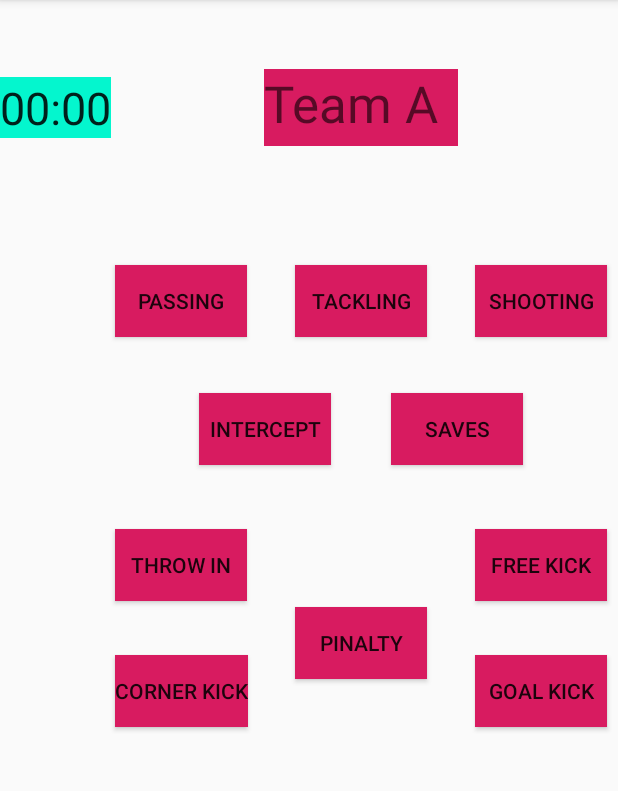
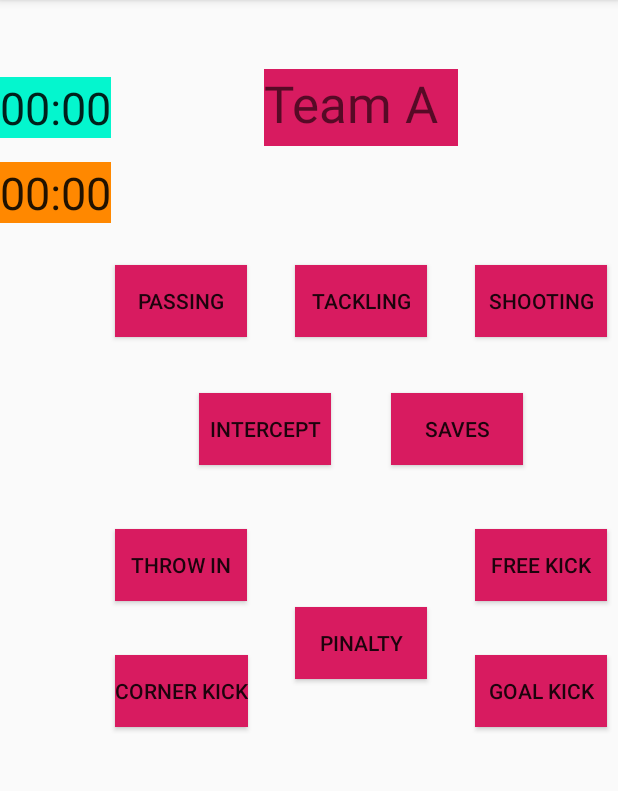
Before and after one commit to inadigisport/FoMeTic, an Android app: the recordstat screen opened directly, with no data from a screen before it, on a phone screen of 412 x 824 dp, the part 84-875 px from its top. Run offline under Robolectric (Android 15) with nearby library versions, the phone set to English and light mode, and no system bars.

Commit message:
update recordstat
updatechronometer

```diff
--- a/app/src/main/res/layout/activity_recordstat.xml
+++ b/app/src/main/res/layout/activity_recordstat.xml
@@ -28,6 +28,17 @@
         app:layout_constraintStart_toStartOf="parent"
         app:layout_constraintTop_toTopOf="parent" />
 
+    <Chronometer
+        android:id="@+id/chronometerteam"
+        android:layout_width="wrap_content"
+        android:layout_height="wrap_content"
+        android:layout_marginTop="108dp"
+        android:background="@android:color/holo_orange_dark"
+        android:textSize="30sp"
+        android:visibility="visible"
+        app:layout_constraintStart_toStartOf="parent"
+        app:layout_constraintTop_toTopOf="parent" />
+
     <Button
         android:id="@+id/buttontacklingteamb"
         android:layout_width="wrap_content"
@@ -35,6 +46,7 @@
         android:layout_marginTop="79dp"
         android:background="@color/design_default_color_primary_dark"
         android:text="Tackling"
+        android:onClick="tacklingteamb"
         app:layout_constraintEnd_toEndOf="@+id/textViewteamb"
         app:layout_constraintStart_toStartOf="@+id/textViewteamb"
         app:layout_constraintTop_toBottomOf="@+id/textViewteamb" />
@@ -47,6 +59,7 @@
         android:layout_marginRight="32dp"
         android:background="@color/design_default_color_primary_dark"
         android:text="Passing"
+        android:onClick="passingteamb"
         app:layout_constraintBottom_toBottomOf="@+id/buttontacklingteamb"
         app:layout_constraintEnd_toStartOf="@+id/buttontacklingteamb"
         app:layout_constraintTop_toTopOf="@+id/buttontacklingteamb" />
@@ -75,6 +88,7 @@
         android:layout_marginRight="8dp"
         android:background="@color/design_default_color_primary_dark"
         android:text="Intercept"
+        android:onClick="interceptteamb"
         app:layout_constraintEnd_toEndOf="@+id/buttontacklingteamb"
         app:layout_constraintStart_toStartOf="@+id/buttonpassingteamb"
         app:layout_constraintTop_toBottomOf="@+id/buttontacklingteamb" />
@@ -90,6 +104,7 @@
         android:layout_marginRight="8dp"
         android:background="@color/design_default_color_primary_dark"
         android:text="Saves"
+        android:onClick="savesteamb"
         app:layout_constraintEnd_toEndOf="@+id/buttonshootingteamb"
         app:layout_constraintStart_toStartOf="@+id/buttontacklingteamb"
         app:layout_constraintTop_toBottomOf="@+id/buttontacklingteamb" />
@@ -103,6 +118,7 @@
         android:layout_marginTop="37dp"
         android:background="@color/colorAccent"
         android:text="Saves"
+        android:onClick="savesteama"
         app:layout_constraintEnd_toEndOf="@+id/buttonshootingteama"
         app:layout_constraintStart_toStartOf="@+id/buttontacklingteama"
         app:layout_constraintTop_toBottomOf="@+id/buttonshootingteama" />
@@ -116,6 +132,7 @@
         android:layout_marginRight="8dp"
         android:background="@color/colorAccent"
         android:text="Intercept"
+        android:onClick="interceptteama"
         app:layout_constraintEnd_toEndOf="@+id/buttontacklingteama"
         app:layout_constraintStart_toStartOf="@+id/buttonpassingteama"
         app:layout_constraintTop_toBottomOf="@+id/buttonpassingteama" />
@@ -140,6 +157,7 @@
         android:layout_marginTop="79dp"
         android:background="@color/colorAccent"
         android:text="Tackling"
+        android:onClick="tacklingteama"
         app:layout_constraintEnd_toEndOf="@+id/textViewteama"
         app:layout_constraintStart_toStartOf="@+id/textViewteama"
         app:layout_constraintTop_toBottomOf="@+id/textViewteama" />
@@ -152,6 +170,7 @@
         android:layout_marginRight="32dp"
         android:background="@color/colorAccent"
         android:text="Passing"
+        android:onClick="passingteama"
         app:layout_constraintBottom_toBottomOf="@+id/buttontacklingteama"
         app:layout_constraintEnd_toStartOf="@+id/buttontacklingteama"
         app:layout_constraintTop_toTopOf="@+id/buttontacklingteama" />
@@ -163,6 +182,7 @@
         android:layout_marginTop="36dp"
         android:background="@color/colorAccent"
         android:text="Corner Kick"
+        android:onClick="cornerkickteama"
         app:layout_constraintEnd_toEndOf="@+id/buttonthrowinteama"
         app:layout_constraintStart_toStartOf="@+id/buttonthrowinteama"
         app:layout_constraintTop_toBottomOf="@+id/buttonthrowinteama" />
@@ -174,6 +194,7 @@
         android:layout_marginTop="128dp"
         android:background="@color/colorAccent"
         android:text="Throw In"
+        android:onClick="throwinteama"
         app:layout_constraintEnd_toEndOf="@+id/buttonpassingteama"
         app:layout_constraintStart_toStartOf="@+id/buttonpassingteama"
         app:layout_constraintTop_toBottomOf="@+id/buttonpassingteama" />
@@ -185,6 +206,7 @@
         android:layout_marginTop="128dp"
         android:background="@color/colorAccent"
         android:text="Free Kick"
+        android:onClick="freekickteama"
         app:layout_constraintEnd_toEndOf="@+id/buttonshootingteama"
         app:layout_constraintStart_toStartOf="@+id/buttonshootingteama"
         app:layout_constraintTop_toBottomOf="@+id/buttonshootingteama" />
@@ -196,6 +218,7 @@
         android:layout_marginTop="36dp"
         android:background="@color/colorAccent"
         android:text="Goal Kick"
+        android:onClick="goalkickteama"
         app:layout_constraintEnd_toEndOf="@+id/buttonfreekickteama"
         app:layout_constraintStart_toStartOf="@+id/buttonfreekickteama"
         app:layout_constraintTop_toBottomOf="@+id/buttonfreekickteama" />
@@ -207,6 +230,7 @@
         android:layout_marginTop="180dp"
         android:background="@color/colorAccent"
         android:text="Pinalty"
+        android:onClick="pinaltyteama"
         app:layout_constraintEnd_toEndOf="@+id/buttontacklingteama"
         app:layout_constraintStart_toStartOf="@+id/buttontacklingteama"
         app:layout_constraintTop_toBottomOf="@+id/buttontacklingteama" />
@@ -218,6 +242,7 @@
         android:layout_marginTop="180dp"
         android:background="@color/design_default_color_primary_dark"
         android:text="Pinalty"
+        android:onClick="pinaltyteamb"
         app:layout_constraintEnd_toEndOf="@+id/buttontacklingteamb"
         app:layout_constraintHorizontal_bias="0.0"
         app:layout_constraintStart_toStartOf="@+id/buttontacklingteamb"
@@ -230,6 +255,7 @@
         android:layout_marginTop="128dp"
         android:background="@color/design_default_color_primary_dark"
         android:text="Throw In"
+        android:onClick="throwinteamb"
         app:layout_constraintEnd_toEndOf="@+id/buttonpassingteamb"
         app:layout_constraintStart_toStartOf="@+id/buttonpassingteamb"
         app:layout_constraintTop_toBottomOf="@+id/buttonpassingteamb" />
@@ -241,6 +267,7 @@
         android:layout_marginTop="36dp"
         android:background="@color/design_default_color_primary_dark"
         android:text="Corner Kick"
+        android:onClick="cornerkickteamb"
         app:layout_constraintEnd_toEndOf="@+id/buttonthrowinteamb"
         app:layout_constraintStart_toStartOf="@+id/buttonthrowinteamb"
         app:layout_constraintTop_toBottomOf="@+id/buttonthrowinteamb" />
@@ -251,6 +278,7 @@
         android:layout_height="wrap_content"
         android:layout_marginTop="128dp"
         android:background="@color/design_default_color_primary_dark"
+        android:onClick="freekickteamb"
         android:text="Free Kick"
         app:layout_constraintEnd_toEndOf="@+id/buttonshootingteamb"
         app:layout_constraintStart_toStartOf="@+id/buttonshootingteamb"
@@ -263,6 +291,7 @@
         android:layout_marginTop="36dp"
         android:background="@color/design_default_color_primary_dark"
         android:text="Goal Kick"
+        android:onClick="goalkickteamb"
         app:layout_constraintEnd_toEndOf="@+id/buttonfreekickteamb"
         app:layout_constraintStart_toStartOf="@+id/buttonfreekickteamb"
         app:layout_constraintTop_toBottomOf="@+id/buttonfreekickteamb" />
@@ -302,6 +331,7 @@
         android:layout_marginTop="244dp"
         android:background="@android:color/holo_orange_light"
         android:text="YELLOW"
+        android:onClick="yellowcard"
         app:layout_constraintStart_toEndOf="@+id/buttonsavesteama"
         app:layout_constraintTop_toTopOf="parent" />
 
@@ -312,6 +342,7 @@
         android:layout_marginTop="42dp"
         android:background="@android:color/holo_red_dark"
         android:text="RED"
+        android:onClick="redcard"
         app:layout_constraintEnd_toEndOf="@+id/buttonyellow"
         app:layout_constraintStart_toStartOf="@+id/buttonyellow"
         app:layout_constraintTop_toBottomOf="@+id/buttonyellow" />
--- /dev/null
+++ b/app/src/main/res/menu/popup_red.xml
@@ -0,0 +1,9 @@
+<?xml version="1.0" encoding="utf-8"?>
+<menu xmlns:android="http://schemas.android.com/apk/res/android">
+    <item android:id="@+id/redhome"
+        android:title="Home"/>
+
+    <item android:id="@+id/redaway"
+        android:title="Away"/>
+
+</menu>
--- /dev/null
+++ b/app/src/main/res/menu/popup_yellow.xml
@@ -0,0 +1,9 @@
+<?xml version="1.0" encoding="utf-8"?>
+<menu xmlns:android="http://schemas.android.com/apk/res/android">
+    <item android:id="@+id/yellowhome"
+        android:title="Home"/>
+
+    <item android:id="@+id/yellowaway"
+        android:title="Away"/>
+
+</menu>
```
Also changed, not shown: app/src/main/java/com/example/fometic/recordstat.java (+185 -3 lines), app/src/main/res/layout/activity_main.xml (+0 -8 lines), 1 other file.
